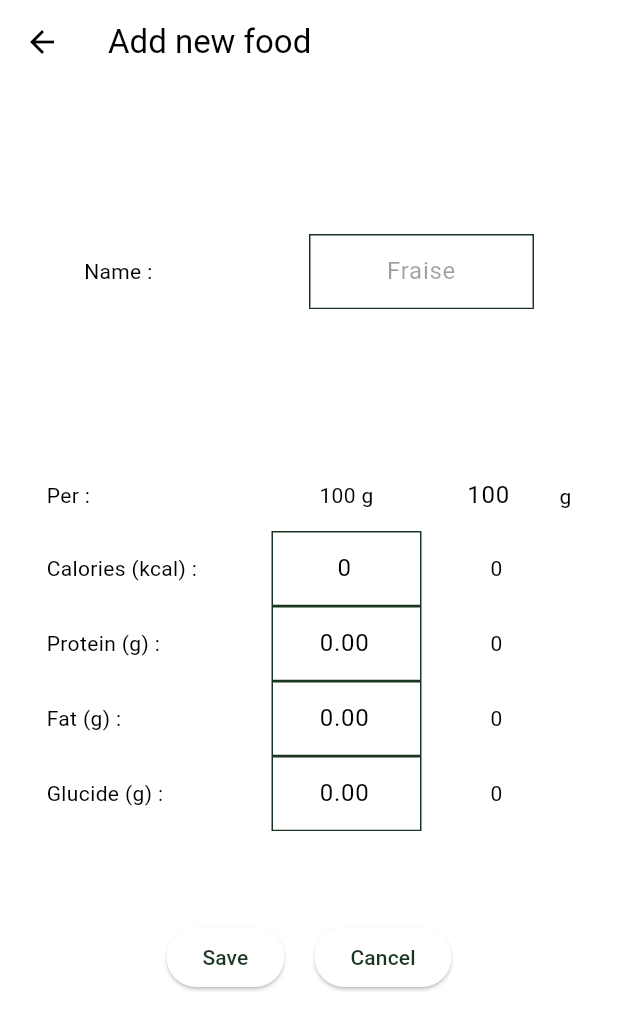
After one commit to Aladinfodpo/nutrisecflutter, a Flutter app: the AddFoodPage screen opened by its route, on a phone screen of 412 x 824 dp. The commit adds this screen. Shown: the top 1030 px of the screen. Run offline on Flutter 3.47's test engine with Material 3 defaults, Android fonts, the phone set to English and light mode, and no system bars; our stand-ins replace shared_preferences, sqflite; accounts and stored records are empty.

Commit message:
Added food mangement

```diff
--- /dev/null
+++ b/lib/food.dart
@@ -0,0 +1,404 @@
+import 'package:path/path.dart';
+import 'package:sqflite/sqflite.dart';
+import 'package:flutter/material.dart';
+
+class Food {
+    final int? id;
+    final String name;
+    final int defQuantity; //in grams
+    final int calories; // per 100g
+    final double protein; // per 100g
+    final double fat; // per 100g
+    final double glucide; // per 100g
+
+    const Food(this.name, {this.calories = 0, this.protein = 0.0, this.fat = 0.0, this.glucide = 0.0, this.defQuantity = 100, this.id});
+
+    Map<String, Object?> toMap() {
+        return {'name': name, 'calories' : calories, 'protein' : protein, 'fat' : fat, 'glucide' : glucide, 'defQuantity': defQuantity, 'id' : id};
+    }
+
+    static Food fromMap(Map<String, Object?> map){
+        return Food(map['name'] as String, calories: map['calories'] as int, protein: map['protein'] as double, fat: map['fat'] as double, glucide: map['glucide'] as double, defQuantity: map['defQuantity'] as int, id: map['id'] as int,);
+    }
+
+    Food copyWith({String? inName, int? inCalories, double? inProtein, double? inFat, double? inGlucide, int? inDefQuantity, int? inId}){
+      return Food(
+        inName ?? name,
+        calories: inCalories ?? calories,
+        protein: inProtein ?? protein,
+        fat: inFat ?? fat,
+        glucide: inGlucide ?? glucide,
+        defQuantity: inDefQuantity ?? defQuantity,
+        id: inId
+      );
+    }
+
+    Food operator +(Food other) { return Food(
+      "Sum",
+      calories: calories + other.calories,
+      protein: protein + other.protein,
+      fat: fat + other.fat,
+      glucide: glucide + other.glucide,
+      defQuantity: defQuantity + other.defQuantity,
+    );}
+}
+
+class FoodEaten {
+  final int id;
+  final int quantity;
+
+  const FoodEaten(this.id, this.quantity);
+
+  Future<Food> calculate() async {
+    Food food = await FoodDB().getFood(id) ?? Food("Failed");
+    final realQty = quantity/100.0 ;
+    return food.copyWith(
+      inDefQuantity: quantity,
+      inCalories: (realQty * food.calories).toInt(),
+      inProtein:  realQty * food.protein,
+      inFat:      realQty * food.fat,
+      inGlucide:  realQty * food.glucide,
+    );
+  }
+}
+
+
+class FoodDB {
+  static final FoodDB _instance = FoodDB._internal();
+  factory FoodDB() => _instance;
+
+  FoodDB._internal();
+
+  static Database? _database;
+
+  Future<Database> get database async {
+    _database ??= await _initDb();
+    return _database!;
+  }
+
+  Future<Database> _initDb() async {
+    return openDatabase(
+      join(await getDatabasesPath(), 'food.db'),
+      version: 1,
+      onCreate: (db, version) {
+        return db.execute(
+          'CREATE TABLE foods(id INTEGER PRIMARY KEY AUTOINCREMENT, name TEXT, calories INTEGER, protein REAL, fat REAL, glucide REAL, defQuantity INTEGER)',
+        );
+      },
+    );
+  }
+
+  Future<void> insertFood(Food food) async {
+    final db = await database;
+    await db.insert(
+      'foods',
+      food.toMap(),
+      conflictAlgorithm: ConflictAlgorithm.replace,
+    );
+  }
+
+  Future<List<Food>> getFoods({int? number}) async {
+    final db = await database;
+    final List<Map<String, Object?>> foodMaps = await db.query('foods', limit: number, orderBy: "id DESC");
+
+    return [
+      for (final map in foodMaps)
+        Food.fromMap(map),
+    ];
+  }
+
+  Future<Food?> getFood(int id) async {
+    final db = await database;
+    final List<Map<String, Object?>> foodMaps = await db.query('foods', where: "id = ?", whereArgs: [id]);
+
+    final res = [
+      for (final map in foodMaps)
+        Food.fromMap(map),
+    ];
+
+    return res.isEmpty ? null : res[0];
+  }
+
+  Future<void> deleteFood(int? id) async {
+    if(id != null){
+      final db = await database;
+      await db.delete('foods', where: "id = ?", whereArgs: [id]);
+    }
+  }
+
+  Future<void> updateFood(Food food) async {
+    final db = await database;
+    await db.update('foods', food.toMap(), where: "id = ?", whereArgs: [food.id]);
+  }
+}
+
+class FoodsPage extends StatefulWidget {
+  const FoodsPage({super.key});
+
+  static const String routeName = "foods";
+
+  @override
+  State<FoodsPage> createState() => _FoodsPageState();
+}
+
+class _FoodsPageState extends State<FoodsPage> {
+   bool loading = true;
+   List<Food> foods = [];
+   _FoodsPageState();
+
+   void refresh(){
+    FoodDB().getFoods().then((res){setState((){foods = res; loading = false;});});
+   }
+
+   @override
+   void initState(){
+    super.initState();
+
+    refresh();
+   }
+
+
+  @override
+  Widget build(BuildContext context) {
+    return loading ? CircularProgressIndicator() :
+        Row( children: [
+            Card(color: Theme.of(context).colorScheme.primary,
+              child: IntrinsicHeight( child:
+                Column( mainAxisAlignment: MainAxisAlignment.center,
+                  children: [
+                      Container(width: 150, height: 45, alignment: Alignment.center,
+                          child: Center(child: Text('Name :', style: TextStyle(color: Theme.of(context).colorScheme.inversePrimary),))
+                      ),
+                      Container(width: 150, height: 45, alignment: Alignment.center,
+                          child: Center(child: Text('Calories (kcal/100g) :', style: TextStyle(color: Theme.of(context).colorScheme.inversePrimary),))
+                      ),
+                      Container(width: 150, height: 45, alignment: Alignment.center,
+                          child: Center(child: Text('Default quantity (g) :', style: TextStyle(color: Theme.of(context).colorScheme.inversePrimary),))
+                      ),
+                      Container(width: 150, height: 45, alignment: Alignment.center,
+                          child: Center(child: Text('Protein (g/100g) :', style: TextStyle(color: Theme.of(context).colorScheme.inversePrimary),))
+                      ),
+                      Container(width: 150, height: 45, alignment: Alignment.center,
+                          child: Center(child: Text('Fat (g/100g) :', style: TextStyle(color: Theme.of(context).colorScheme.inversePrimary),))
+                      ),
+                      Container(width: 150, height: 45, alignment: Alignment.center,
+                          child: Center(child: Text('Glucide (g/100g) :', style: TextStyle(color: Theme.of(context).colorScheme.inversePrimary),))
+                      ),
+                      Container(width: 150, height: 45, alignment: Alignment.center,
+                        child: IconButton(onPressed: (){Navigator.pushNamed(context, AddFoodPage.routeName).then((res){if(res != null && res as bool) {setState(() {refresh();});}});}, icon: Icon(Icons.add, color: Theme.of(context).colorScheme.inversePrimary)),
+                      )
+                      ],
+                  )
+                )
+              ),
+              Expanded(child:
+                  Card(
+                    color: Colors.black12,
+                    child: SingleChildScrollView(
+                        scrollDirection: Axis.horizontal,
+                        child: IntrinsicHeight( child:
+                          Row(children:
+                            List.generate(foods.length, (index){ final food = foods[index];
+                              return
+                              InkWell( onTap: () {Navigator.pushNamed(context, AddFoodPage.routeName, arguments: {'food' : food}).then((res){if(res != null && res as bool) {setState(() {refresh();});}});},
+                                child: Card(child:
+                                  Column(children: [
+                                    Container(width: 100, height: 45, alignment: Alignment.center, child: Text(food.name, textAlign: TextAlign.center)),
+                                    Container(width: 100, height: 45, alignment: Alignment.center, child: Text(food.calories.toString(), textAlign: TextAlign.center)),
+                                    Container(width: 100, height: 45, alignment: Alignment.center, child: Text(food.defQuantity.toString(), textAlign: TextAlign.center)),
+                                    Container(width: 100, height: 45, alignment: Alignment.center, child: Text(food.protein.toStringAsFixed(0), textAlign: TextAlign.center)),
+                                    Container(width: 100, height: 45, alignment: Alignment.center, child: Text(food.fat.toStringAsFixed(0), textAlign: TextAlign.center)),
+                                    Container(width: 100, height: 45, alignment: Alignment.center, child: Text(food.glucide.toStringAsFixed(0), textAlign: TextAlign.center)),
+                                    Container(width: 100, height: 45, alignment: Alignment.center, child: IconButton(onPressed: (){FoodDB().deleteFood(foods[index].id); setState((){foods.removeAt(index);});}, icon: Icon(Icons.delete)))
+                                  ])
+                                )
+                              );
+                            })
+                        )
+                    )
+                  )
+                )
+              )
+        ]
+        );
+  }
+}
+
+class AddFoodPage extends StatefulWidget {
+  const AddFoodPage({super.key, this.food});
+
+  static const String routeName = "addfood";
+  final Food? food;
+
+  @override
+  State<AddFoodPage> createState() => _AddFoodPageState();
+}
+
+class _AddFoodPageState extends State<AddFoodPage> {
+   late final nameController;
+   late final calorieController;
+   late final quantityController;
+   late final proteinController;
+   late final fatController;
+   late final glucideController;
+
+
+   late int calorie;
+   late int quantity;
+   late double protein;
+   late double fat;
+   late double glucide;
+
+   bool isSaving = false;
+  _AddFoodPageState();
+
+  @override
+  void dispose() {
+    // Clean up the controller when the widget is disposed.
+    nameController.dispose();
+    calorieController.dispose();
+    quantityController.dispose();
+    proteinController.dispose();
+    fatController.dispose();
+    glucideController.dispose();
+    super.dispose();
+  }
+
+  @override
+  void initState() {
+    super.initState();
+
+    Food food = widget.food ?? Food("");
+    calorie = food.calories;
+    quantity = food.defQuantity;
+    protein = food.protein;
+    fat = food.fat;
+    glucide = food.glucide;
+
+    nameController = TextEditingController(text: food.name);
+    calorieController = TextEditingController(text: calorie.toString());
+    quantityController = TextEditingController(text: quantity.toString());
+    proteinController = TextEditingController(text: protein.toStringAsPrecision(3));
+    fatController = TextEditingController(text: fat.toStringAsPrecision(3));
+    glucideController = TextEditingController(text: glucide.toStringAsPrecision(3));
+
+    calorieController.addListener(() {
+      setState(() {
+        calorie = int.tryParse(calorieController.text) ?? 0;
+      });
+    });
+    quantityController.addListener(() {
+      setState(() {
+        quantity = int.tryParse(quantityController.text) ?? 0;
+      });
+    });
+    proteinController.addListener(() {
+      setState(() {
+        protein = double.tryParse(proteinController.text) ?? 0;
+      });
+    });
+    fatController.addListener(() {
+      setState(() {
+        fat = double.tryParse(fatController.text) ?? 0;
+      });
+    });
+    glucideController.addListener(() {
+      setState(() {
+        glucide = double.tryParse(glucideController.text) ?? 0;
+      });
+    });
+  }
+
+  @override
+  Widget build(BuildContext context) {
+    return Scaffold(
+      appBar: AppBar(
+        backgroundColor: Theme.of(context).colorScheme.inversePrimary,
+        title: Text(widget.food == null ? "Add new food" : "Edit ${widget.food?.name}"),
+      ),
+      body:
+      Column(children: [
+            SizedBox(height: 100,),
+            Row(mainAxisAlignment: MainAxisAlignment.center,
+              children: [
+                SizedBox(width: 150,
+                          child: const Text("Name :")),
+                Container(width: 150,
+                          decoration: BoxDecoration(border: Border.all(color: Theme.of(context).colorScheme.primary)),
+                          child: TextField(controller: nameController, textAlign: TextAlign.center, decoration: InputDecoration(hintText: "Fraise", hintStyle: TextStyle(color: Colors.black38)))),
+            ]),
+            SizedBox(height: 100,),
+            Row(mainAxisAlignment: MainAxisAlignment.center,
+              children: [
+                SizedBox(width: 150,
+                          child: const Text("Per :")),
+                SizedBox(width: 100,
+                          child: const Text("100 g", textAlign: TextAlign.center)),
+                SizedBox(width: 100,
+                          child: TextFormField(controller: quantityController, textAlign: TextAlign.center, decoration: InputDecoration(suffixText: 'g', suffixStyle: TextStyle(color: Colors.black), hintText: "10", hintStyle: TextStyle(color: Colors.black38)))),
+            ]),
+            Row(mainAxisAlignment: MainAxisAlignment.center,
+            children: [
+              SizedBox(width: 150,
+                       child: const Text("Calories (kcal) :")),
+              Container(width: 100,
+                        decoration: BoxDecoration(border: Border.all(color: Theme.of(context).colorScheme.primary)),
+                        child: TextField(controller: calorieController, textAlign: TextAlign.center, decoration: InputDecoration(hintText: "200", hintStyle: TextStyle(color: Colors.black38)))),
+              SizedBox(width: 100,
+                       child: Text((calorie/100.0 * quantity).toStringAsFixed(0), textAlign: TextAlign.center)),
+            ]),
+            Row(mainAxisAlignment: MainAxisAlignment.center,
+              children: [
+                SizedBox(width: 150,
+                          child: const Text("Protein (g) :")),
+                Container(width: 100,
+                          decoration: BoxDecoration(border: Border.all(color: Theme.of(context).colorScheme.primary)),
+                          child: TextField(controller: proteinController, textAlign: TextAlign.center, decoration: InputDecoration(hintText: "10", hintStyle: TextStyle(color: Colors.black38)))),
+                SizedBox(width: 100,
+                       child: Text((protein/100.0 * quantity).toStringAsFixed(0), textAlign: TextAlign.center)),
+            ]),
+            Row(mainAxisAlignment: MainAxisAlignment.center,
+              children: [
+                SizedBox(width: 150,
+                          child: const Text("Fat (g) :")),
+                Container(width: 100,
+                          decoration: BoxDecoration(border: Border.all(color: Theme.of(context).colorScheme.primary)),
+                          child: TextField(controller: fatController, textAlign: TextAlign.center, decoration: InputDecoration(hintText: "10", hintStyle: TextStyle(color: Colors.black38)))),
+                SizedBox(width: 100,
+                       child: Text((fat/100.0 * quantity).toStringAsFixed(0), textAlign: TextAlign.center)),
+            ]),
+            Row(mainAxisAlignment: MainAxisAlignment.center,
+              children: [
+                SizedBox(width: 150,
+                          child: const Text("Glucide (g) :")),
+                Container(width: 100,
+                          decoration: BoxDecoration(border: Border.all(color: Theme.of(context).colorScheme.primary)),
+                          child: TextField(controller: glucideController, textAlign: TextAlign.center, decoration: InputDecoration(hintText: "20", hintStyle: TextStyle(color: Colors.black38)))),
+                SizedBox(width: 100,
+                       child: Text((glucide/100.0 * quantity).toStringAsFixed(0), textAlign: TextAlign.center)),
+            ]),
+        SizedBox(height: 60,),
+        Row(
+          mainAxisAlignment: MainAxisAlignment.center,
+          spacing: 20,
+          children: [
+            ElevatedButton(onPressed: (){
+                if(!isSaving && nameController.text.isNotEmpty && calorieController.text.isNotEmpty){
+                    setState(() { isSaving = true; });
+                    FoodDB().insertFood(Food(nameController.text,
+                      id: widget.food?.id,
+                      calories: int.tryParse(calorieController.text) ?? 0,
+                      protein: double.tryParse(proteinController.text) ?? 0,
+                      defQuantity: int.tryParse(quantityController.text) ?? 100,
+                      fat: double.tryParse(fatController.text) ?? 0,
+                      glucide: double.tryParse(glucideController.text) ?? 0
+                    )).then((res) {setState(() { isSaving = false; }); if (mounted && Navigator.canPop(context)){Navigator.pop(context, true);}});
+                }
+            }, child: isSaving ? CircularProgressIndicator() : const Text('Save')),
+            ElevatedButton(onPressed: (){if (Navigator.canPop(context)){Navigator.pop(context);}}, child: const Text('Cancel')),
+        ],)
+      ])
+    );
+  }
+
+}
--- a/pubspec.yaml
+++ b/pubspec.yaml
@@ -35,6 +35,8 @@ dependencies:
   # Use with the CupertinoIcons class for iOS style icons.
   cupertino_icons: ^1.0.8
   shared_preferences: ^2.5.3
+  sqflite: ^2.4.2
+  path: ^1.9.1
 
 dev_dependencies:
   flutter_test:
```
Also changed, not shown: lib/day.dart (added, +183 -0 lines), lib/main.dart (+8 -11 lines), pubspec.lock.
